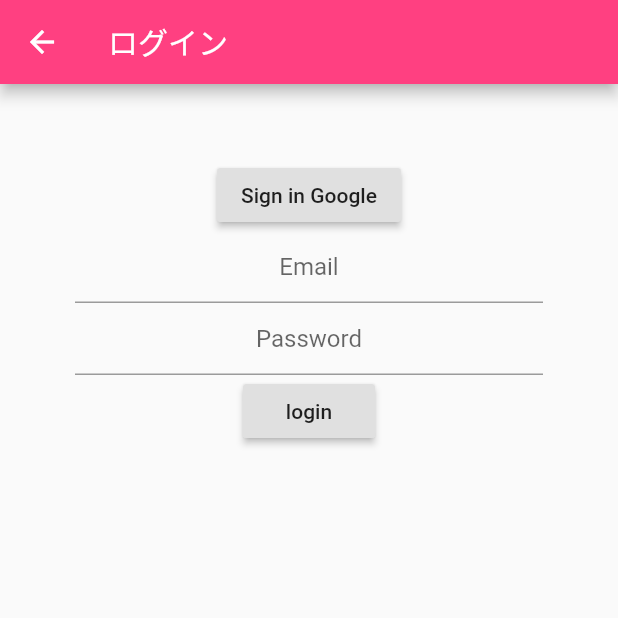
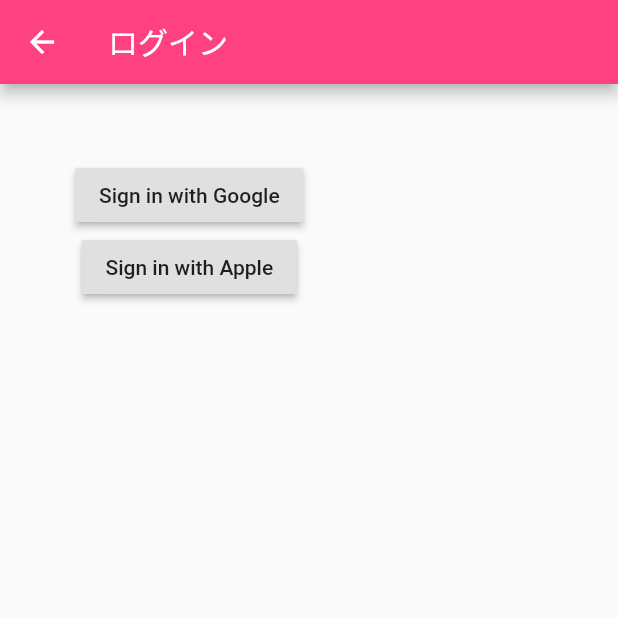
Before and after one commit to megumikanX/my_child_record, a Flutter app: the screen it shows after launch, item 3 of the bottom bar chosen, after a tap on "ログイン", on a phone screen of 412 x 824 dp, the top half of it. Run offline on Flutter 3.47's test engine with Material 2 defaults, Android fonts, the phone set to English and light mode, and no system bars; our stand-ins replace cloud_firestore, firebase_auth, google_sign_in; accounts and stored records are empty; Roboto replaces fonts that are missing (TypeGothic).

Commit message:
ログインログアウトの導線変更

```diff
--- a/lib/loginScreen.dart
+++ b/lib/loginScreen.dart
@@ -85,54 +85,62 @@
       child: Column(
         children: <Widget>[
           RaisedButton(
-            child: Text('Sign in Google'),
+            child: Text('Sign in with Google'),
             onPressed: () {
               _handleSignIn()
                   .then((FirebaseUser user) => transitionNextPage(user))
                   .catchError((e) => print(e));
             },
           ),
-          TextFormField(
-            textAlign: TextAlign.center,
-            keyboardType: TextInputType.emailAddress,
-            onChanged: (value) {
-              email = value;
+          RaisedButton(
+            child: Text('Sign in with Apple'),
+            onPressed: () {
+              _handleSignIn()
+                  .then((FirebaseUser user) => transitionNextPage(user))
+                  .catchError((e) => print(e));
             },
-            decoration: const InputDecoration(
-              hintText: 'Email',
-            ),
           ),
-          TextFormField(
-            textAlign: TextAlign.center,
-            obscureText: true,
-            onChanged: (value) {
-              password = value;
-            },
-            decoration: const InputDecoration(
-              hintText: 'Password',
-            ),
-          ),
-          RaisedButton(
-              child: Text('login'),
-              onPressed: () async {
-                try {
-                  final user = await _auth.signInWithEmailAndPassword(
-                      email: email, password: password);
-                  final loginUser = await _auth.currentUser();
-                  if (user != null) {
-                    print('login ok');
-                    print(loginUser.uid);
-                    //Navigator.of(context).pushNamed('/');
-                    Navigator.push(
-                        context,
-                        MaterialPageRoute(
-                          builder: (context) => MainPageWidget(),
-                        ));
-                  }
-                } catch (e) {
-                  print(e);
-                }
-              })
+//          TextFormField(
+//            textAlign: TextAlign.center,
+//            keyboardType: TextInputType.emailAddress,
+//            onChanged: (value) {
+//              email = value;
+//            },
+//            decoration: const InputDecoration(
+//              hintText: 'Email',
+//            ),
+//          ),
+//          TextFormField(
+//            textAlign: TextAlign.center,
+//            obscureText: true,
+//            onChanged: (value) {
+//              password = value;
+//            },
+//            decoration: const InputDecoration(
+//              hintText: 'Password',
+//            ),
+//          ),
+//          RaisedButton(
+//              child: Text('login'),
+//              onPressed: () async {
+//                try {
+//                  final user = await _auth.signInWithEmailAndPassword(
+//                      email: email, password: password);
+//                  final loginUser = await _auth.currentUser();
+//                  if (user != null) {
+//                    print('login ok');
+//                    print(loginUser.uid);
+//                    //Navigator.of(context).pushNamed('/');
+//                    Navigator.push(
+//                        context,
+//                        MaterialPageRoute(
+//                          builder: (context) => MainPageWidget(),
+//                        ));
+//                  }
+//                } catch (e) {
+//                  print(e);
+//                }
+//              })
         ],
       ),
     );
--- a/lib/settingScreen.dart
+++ b/lib/settingScreen.dart
@@ -60,22 +60,23 @@
   @override
   Widget build(BuildContext context) {
     return Container(
-      child: Center(
-        child: Column(
+      padding: EdgeInsets.all(8.0),
+      child: Row(
+        crossAxisAlignment: CrossAxisAlignment.center,
         children: <Widget>[
-            RaisedButton(
-              child: Text('Sign in Google'),
-              onPressed: () {
-                _handleSignIn()
-                    .then((FirebaseUser user) => transitionNextPage(user))
-                    .catchError((e) => print(e));
-              },
-            ),
-            RaisedButton(
-                child: Text('新規登録'),
-                onPressed: () async {
-                  await Navigator.of(context).pushNamed('/register');
-                }),
+//            RaisedButton(
+//              child: Text('Sign in Google'),
+//              onPressed: () {
+//                _handleSignIn()
+//                    .then((FirebaseUser user) => transitionNextPage(user))
+//                    .catchError((e) => print(e));
+//              },
+//            ),
+//            RaisedButton(
+//                child: Text('新規登録'),
+//                onPressed: () async {
+//                  await Navigator.of(context).pushNamed('/register');
+//                }),
           RaisedButton(
               child: Text('ログイン'),
               onPressed: () async {
@@ -92,7 +93,6 @@
           // ),
         ],
       ),
-      ),
     );
   }
 }
```
Also changed, not shown: lib/inputScreen.dart (+9 -4 lines), lib/myListScreen.dart (+26 -11 lines), lib/publicListScreen.dart (+8 -3 lines). Lines whose indentation alone changed are shown as unchanged.
